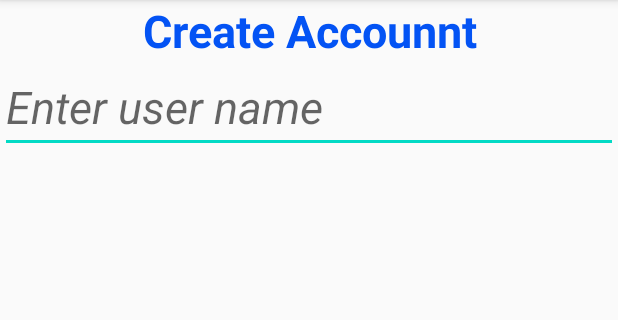
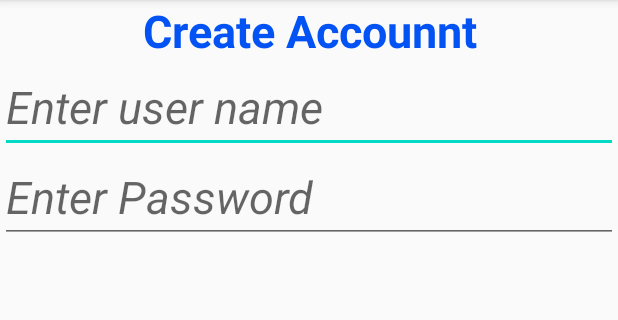
Before and after one commit to HaseebAli0122/loginform, an Android app: the screen it shows after launch (MainActivity), on a phone screen of 412 x 824 dp, the part 84-404 px from its top. Run offline under Robolectric (Android 15) with nearby library versions, the phone set to English and light mode, and no system bars.

Commit message:
login update1

```diff
--- a/app/src/main/res/layout/activity_main.xml
+++ b/app/src/main/res/layout/activity_main.xml
@@ -29,6 +29,16 @@
         android:textSize="30dp"
         android:textColor="#C38722"
         />
+    <EditText
+        android:layout_width="match_parent"
+        android:layout_height="wrap_content"
+        android:hint="Enter Password"
+        android:layout_below="@id/create"
+        android:textStyle="italic"
+        android:textSize="30dp"
+        android:layout_marginTop="60dp"
+        android:textColor="#C38722"
+        />
 
 
 
```
